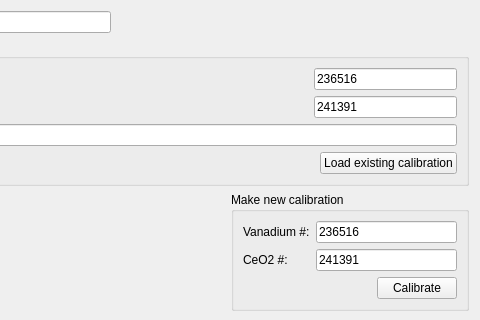
First picture: the form in Code/Mantid/MantidQt/CustomInterfaces/inc/MantidQtCustomInterfaces/EnggDiffraction/EnggDiffractionQtTabCalib.ui, repository mantidproject/mantid, before the edit; both pictures show x 137 to 617 and y 0 to 320 of the 617 by 561 pixel window.
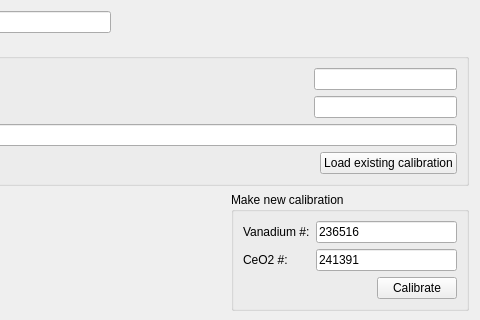
Second picture: the form after the edit.

Patch:
```diff
--- a/Code/Mantid/MantidQt/CustomInterfaces/inc/MantidQtCustomInterfaces/EnggDiffraction/EnggDiffractionQtTabCalib.ui
+++ b/Code/Mantid/MantidQt/CustomInterfaces/inc/MantidQtCustomInterfaces/EnggDiffraction/EnggDiffractionQtTabCalib.ui
@@ -117,7 +117,7 @@
       <item row="1" column="2" colspan="3">
        <widget class="QLineEdit" name="lineEdit_ceria_num">
         <property name="text">
-         <string>241391</string>
+         <string/>
         </property>
         <property name="readOnly">
          <bool>true</bool>
@@ -127,7 +127,7 @@
       <item row="0" column="2" colspan="3">
        <widget class="QLineEdit" name="lineEdit_vanadium_num">
         <property name="text">
-         <string>236516</string>
+         <string/>
         </property>
         <property name="readOnly">
          <bool>true</bool>
```
Left out of the diff: 18 changed lines with no effect on the pictures.
